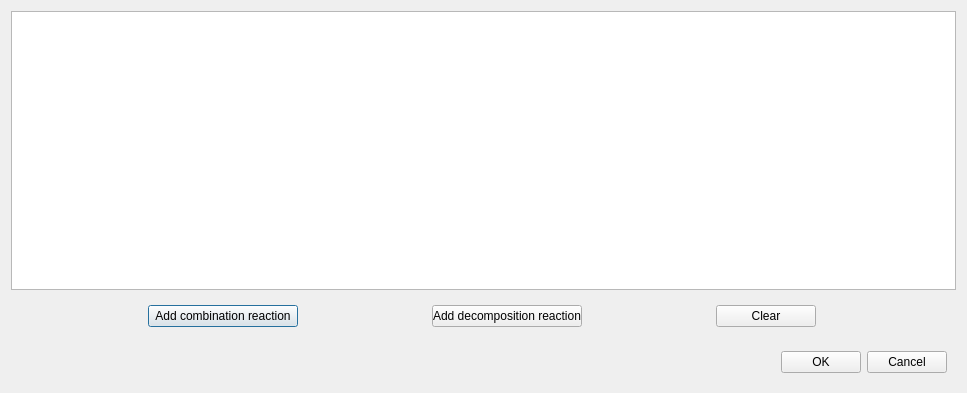
This is src/libcellgui/ReactionsDialog.ui in yannik131/Cell as Qt 5 draws it before an edit. The edited form follows.
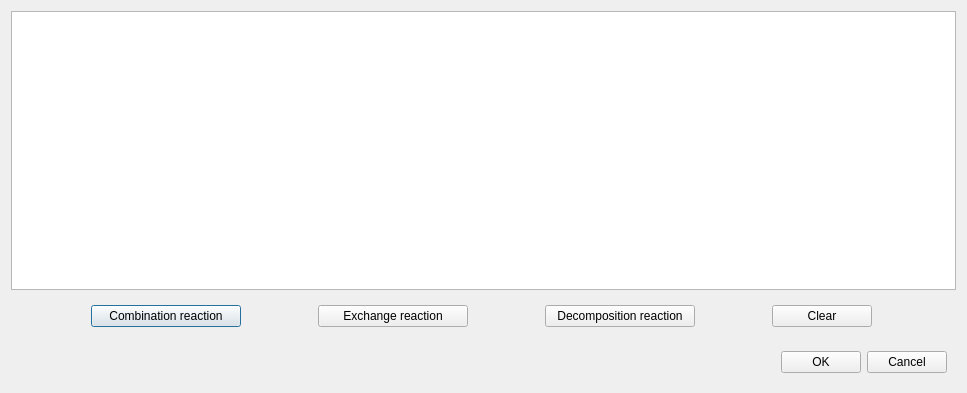
This is the edited form.

Commit message: Reactions almost done

```diff
--- a/src/libcellgui/ReactionsDialog.ui
+++ b/src/libcellgui/ReactionsDialog.ui
@@ -35,7 +35,20 @@
          </size>
         </property>
         <property name="text">
-         <string>Add combination reaction</string>
+         <string>Combination reaction</string>
+        </property>
+       </widget>
+      </item>
+      <item>
+       <widget class="QPushButton" name="addExchangeReactionPushButton">
+        <property name="maximumSize">
+         <size>
+          <width>150</width>
+          <height>16777215</height>
+         </size>
+        </property>
+        <property name="text">
+         <string>Exchange reaction</string>
         </property>
        </widget>
       </item>
@@ -48,7 +61,7 @@
          </size>
         </property>
         <property name="text">
-         <string>Add decomposition reaction</string>
+         <string>Decomposition reaction</string>
         </property>
        </widget>
       </item>
```
The commit also changes 8 other files.
